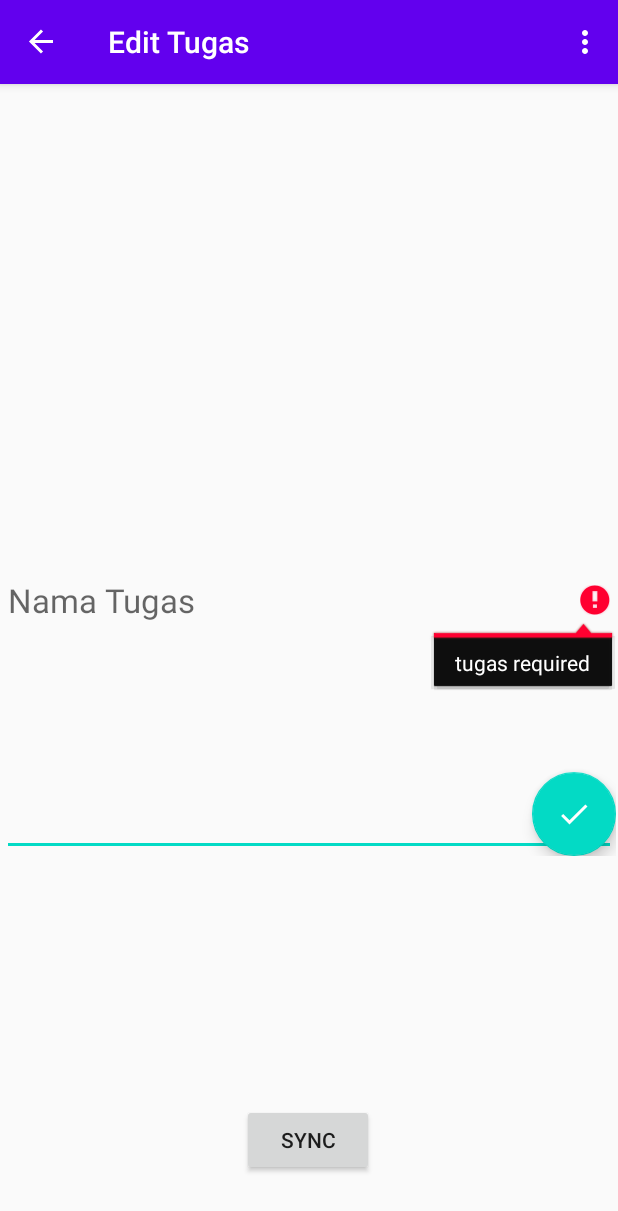
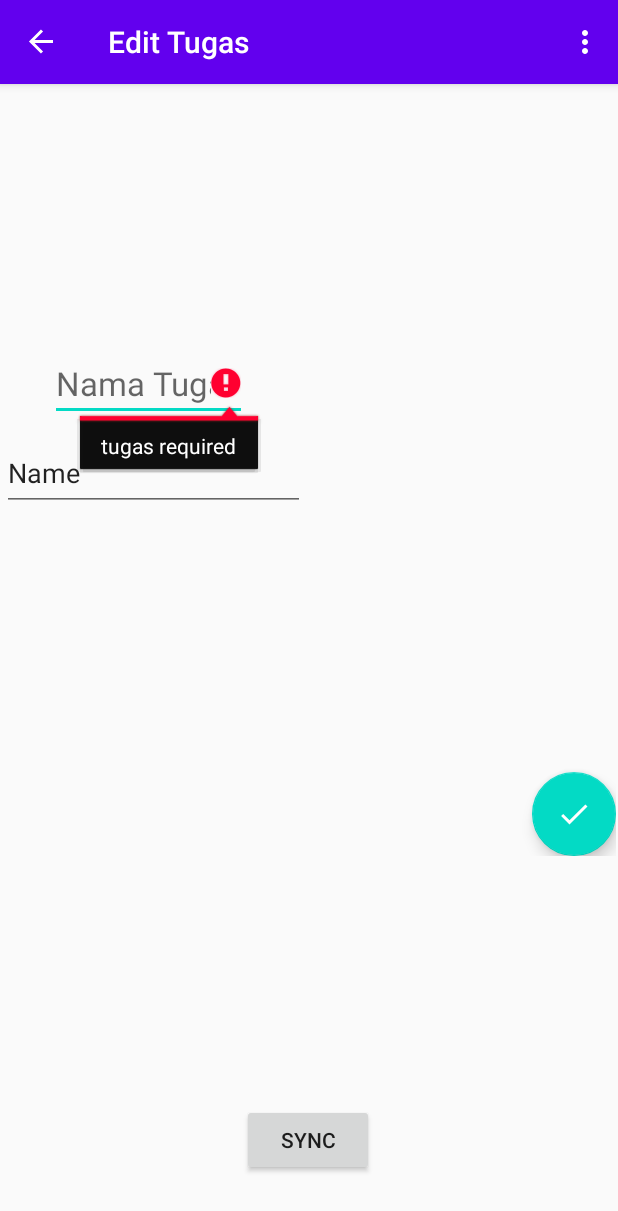
Before and after one commit to hubertdaryanto/AcademicTaskOrganizer_Skripsi, an Android app: the TugasFragmentEditor screen opened through its navigation route, after a tap on an icon or button, on a phone screen of 412 x 824 dp. Shown: the top 1211 px of the screen. Run offline under Robolectric (Android 15) with nearby library versions, the phone set to English and light mode, and no system bars; our stand-ins replace Room's generated code, navigation-ui; 1 statement that could not run was skipped.

Commit message:
To Do: Implement Database result to View. Now it just backup.

```diff
--- a/app/src/main/java/com/example/academictaskorganizer_skripsi/Database/TugasDatabase.kt
+++ b/app/src/main/java/com/example/academictaskorganizer_skripsi/Database/AppDatabase.kt
@@ -4,13 +4,17 @@ import android.content.Context
 import androidx.room.Database
 import androidx.room.Room
 import androidx.room.RoomDatabase
+import androidx.room.TypeConverters
 
-@Database(entities = arrayOf(tugas::class), version = 1, exportSchema = true)
-abstract class TugasDatabase : RoomDatabase() {
+@Database(entities = arrayOf(TugasKuliah::class, ToDoList::class, Subject::class), version = 1, exportSchema = false)
+@TypeConverters(Converters::class)
+abstract class AppDatabase : RoomDatabase() {
     abstract fun getTugasDao(): tugasDatabaseDao
+    abstract fun getToDoListDao(): toDoListDao
+    abstract fun getSubjectDao(): subjectDao
 
     companion object{
-        @Volatile private var instance : TugasDatabase ? = null
+        @Volatile private var instance : AppDatabase ? = null
         private val LOCK = Any ()
         operator fun invoke (context: Context) = instance ?: synchronized(LOCK)
         {
@@ -20,8 +24,8 @@ abstract class TugasDatabase : RoomDatabase() {
         }
         private fun buildDatabase (context:Context) = Room.databaseBuilder(
             context.applicationContext,
-            TugasDatabase::class.java,
-             " tugasdatabase " ).build()
+            AppDatabase::class.java,
+             " appDatabase " ).build()
     }
 }
 
--- /dev/null
+++ b/app/src/main/java/com/example/academictaskorganizer_skripsi/Database/subjectDao.kt
@@ -0,0 +1,18 @@
+package com.example.academictaskorganizer_skripsi.Database
+
+import androidx.room.*
+
+@Dao
+interface subjectDao{
+    @Query("SELECT SubjectName FROM Subject WHERE SubjectId LIKE :id")
+    suspend fun loadSubjectNameById(id: Int): String
+
+    @Insert
+    suspend fun insertSubject(vararg subject: Subject)
+
+    @Delete
+    suspend fun deleteSubject(subject: Subject)
+
+    @Update
+    suspend fun updateSubject(subject: Subject)
+}
--- /dev/null
+++ b/app/src/main/java/com/example/academictaskorganizer_skripsi/Database/toDoListDao.kt
@@ -0,0 +1,18 @@
+package com.example.academictaskorganizer_skripsi.Database
+
+import androidx.room.*
+
+@Dao
+interface toDoListDao{
+    @Query("SELECT ToDoListName FROM ToDoList WHERE ToDoListId LIKE :id")
+    suspend fun loadToDoListNameById(id: Int): String
+
+    @Insert
+    suspend fun insertToDoList(vararg toDoList: ToDoList)
+
+    @Delete
+    suspend fun deleteToDoList(toDoList: ToDoList)
+
+    @Update
+    suspend fun updateToDoList(toDoList: ToDoList)
+}
--- a/app/src/main/java/com/example/academictaskorganizer_skripsi/Database/tugasDatabaseDao.kt
+++ b/app/src/main/java/com/example/academictaskorganizer_skripsi/Database/tugasDatabaseDao.kt
@@ -4,21 +4,34 @@ import androidx.room.*
 
 @Dao
 interface tugasDatabaseDao{
-    @Query("SELECT * FROM tugas ORDER BY name ASC")
-    suspend fun getAllSortedByName(): List<tugas>
+    @Query("SELECT * FROM TugasKuliah ORDER BY TugasKuliahName ASC")
+    suspend fun getAllSortedByName(): List<TugasKuliah>
 
-    @Query("SELECT * FROM tugas WHERE id IN (:userIds)")
-    suspend fun loadAllByIds(userIds: IntArray): List<tugas>
+    @Query("SELECT * FROM TugasKuliah ORDER BY Deadline DESC")
+    suspend fun getAllSortedByDeadline(): List<TugasKuliah>
 
-    @Query("SELECT * FROM tugas WHERE name LIKE :name")
-    suspend fun findByName(name: String): tugas
+    @Query("SELECT * FROM TugasKuliah WHERE TugasKuliahId IN (:userIds)")
+    suspend fun loadAllByIds(userIds: IntArray): List<TugasKuliah>
+
+    @Query("SELECT * FROM TugasKuliah WHERE TugasKuliahName LIKE :name")
+    suspend fun findByName(name: String): TugasKuliah
 
     @Insert
-    suspend fun insertTugas(vararg tugas: tugas)
+    suspend fun insertTugas(vararg TugasKuliah: TugasKuliah)
 
     @Delete
-    suspend fun deleteTugas(tugas: tugas)
+    suspend fun deleteTugas(TugasKuliah: TugasKuliah)
 
     @Update
-    suspend fun updateTugas(tugas: tugas)
+    suspend fun updateTugas(TugasKuliah: TugasKuliah)
+
+    //one to one relationship
+    @Transaction
+    @Query("SELECT * FROM TugasKuliah")
+    suspend fun getTugasKuliahAndSubject(): List<TugasKuliahAndSubject>
+
+    //one to many relationship
+    @Transaction
+    @Query("SELECT * FROM TugasKuliah")
+    suspend fun getTugasKuliahWithToDoList(): List<TugasKuliahWithToDoList>
 }
--- a/app/src/main/java/com/example/academictaskorganizer_skripsi/View/HomeFragment.kt
+++ b/app/src/main/java/com/example/academictaskorganizer_skripsi/View/HomeFragment.kt
@@ -6,7 +6,7 @@ import android.view.View
 import android.view.ViewGroup
 import androidx.navigation.Navigation
 import androidx.recyclerview.widget.StaggeredGridLayoutManager
-import com.example.academictaskorganizer_skripsi.Database.TugasDatabase
+import com.example.academictaskorganizer_skripsi.Database.AppDatabase
 import com.example.academictaskorganizer_skripsi.R
 import kotlinx.android.synthetic.main.fragment_home.*
 import kotlinx.coroutines.launch
@@ -29,7 +29,7 @@ class HomeFragment : BaseFragment() {
         recycler_view_tugas.layoutManager = StaggeredGridLayoutManager(3, StaggeredGridLayoutManager.VERTICAL)
         launch {
             context?.let {
-                val tugas = TugasDatabase(it).getTugasDao().getAllSortedByName()
+                val tugas = AppDatabase(it).getTugasDao().getAllSortedByDeadline()
                 recycler_view_tugas.adapter = TugasAdapter(tugas)
             }
 
--- a/app/src/main/java/com/example/academictaskorganizer_skripsi/View/TugasAdapter.kt
+++ b/app/src/main/java/com/example/academictaskorganizer_skripsi/View/TugasAdapter.kt
@@ -5,11 +5,11 @@ import android.view.View
 import android.view.ViewGroup
 import androidx.navigation.Navigation
 import androidx.recyclerview.widget.RecyclerView
-import com.example.academictaskorganizer_skripsi.Database.tugas
+import com.example.academictaskorganizer_skripsi.Database.TugasKuliah
 import com.example.academictaskorganizer_skripsi.R
 import kotlinx.android.synthetic.main.tugas_layout.view.*
 
-class TugasAdapter(val tugas: List<tugas>): RecyclerView.Adapter<TugasAdapter.TugasViewHolder>() {
+class TugasAdapter(val TugasKuliah: List<TugasKuliah>): RecyclerView.Adapter<TugasAdapter.TugasViewHolder>() {
 
     override fun onCreateViewHolder(parent: ViewGroup, viewType: Int): TugasViewHolder {
         return TugasViewHolder(
@@ -17,14 +17,14 @@ class TugasAdapter(val tugas: List<tugas>): RecyclerView.Adapter<TugasAdapter.Tu
         )
     }
 
-    override fun getItemCount() = tugas.size
+    override fun getItemCount() = TugasKuliah.size
 
     override fun onBindViewHolder(holder: TugasViewHolder, position: Int) {
-        holder.view.text_view_tugas.text = tugas[position].name
+        holder.view.text_view_tugas.text = TugasKuliah[position].TugasKuliahName
 
         holder.view.setOnClickListener {
             val action = HomeFragmentDirections.actionEditTugas()
-            action.tugas = tugas[position]
+            action.tugasKuliah = TugasKuliah[position]
             Navigation.findNavController(it).navigate(action)
         }
     }
--- a/app/src/main/res/layout/fragment_add_tugas.xml
+++ b/app/src/main/res/layout/fragment_add_tugas.xml
@@ -6,12 +6,21 @@
     tools:context=".View.TugasFragmentEditor">
 
     <EditText
-        android:layout_width="match_parent"
-        android:layout_height="match_parent"
         android:id="@+id/editTextTugas"
-        android:textAppearance="@style/TextAppearance.AppCompat.Large"
+        android:layout_width="wrap_content"
+        android:layout_height="wrap_content"
+        android:layout_alignParentStart="true"
+        android:layout_alignParentLeft="true"
+        android:layout_alignParentTop="false"
+        android:layout_alignParentEnd="true"
+        android:layout_alignParentRight="false"
+        android:layout_marginStart="32dp"
+        android:layout_marginLeft="16dp"
+        android:layout_marginEnd="246dp"
+        android:layout_marginBottom="16dp"
         android:hint="Nama Tugas"
-        android:inputType="text"/>
+        android:inputType="text"
+        android:textAppearance="@style/TextAppearance.AppCompat.Large" />
 
     <com.google.android.material.floatingactionbutton.FloatingActionButton
         android:id="@+id/button_save"
@@ -22,4 +31,16 @@
         android:layout_alignParentBottom="true"
         android:layout_alignParentRight="true"
         android:src="@drawable/ic_done" />
+
+    <EditText
+        android:id="@+id/editTextTextPersonName"
+        android:layout_width="300dp"
+        android:layout_height="50dp"
+        android:layout_alignParentEnd="true"
+        android:layout_alignParentRight="false"
+        android:layout_marginTop="60dp"
+        android:layout_marginEnd="207dp"
+        android:ems="10"
+        android:inputType="textPersonName"
+        android:text="Name" />
 </RelativeLayout>
--- a/app/src/main/res/navigation/nav_graph.xml
+++ b/app/src/main/res/navigation/nav_graph.xml
@@ -23,9 +23,9 @@
             android:id="@+id/actionSaveTugas"
             app:destination="@id/homeFragment" />
         <argument
-            android:name="tugas"
+            android:name="TugasKuliah"
             android:defaultValue="@null"
-            app:argType="com.example.academictaskorganizer_skripsi.Database.tugas"
+            app:argType="com.example.academictaskorganizer_skripsi.Database.TugasKuliah"
             app:nullable="true" />
     </fragment>
 </navigation>
```
Also changed, not shown: app/src/main/java/com/example/academictaskorganizer_skripsi/Database/Subject.kt (renamed from app/src/main/java/com/example/academictaskorganizer_skripsi/Database/tugas.kt, +5 -6 lines), app/src/main/java/com/example/academictaskorganizer_skripsi/Database/ToDoList.kt (added, +18 -0 lines), app/src/main/java/com/example/academictaskorganizer_skripsi/Database/TugasKuliah.kt (added, +72 -0 lines), app/src/main/java/com/example/academictaskorganizer_skripsi/View/TugasFragmentEditor.kt (+13 -13 lines).
